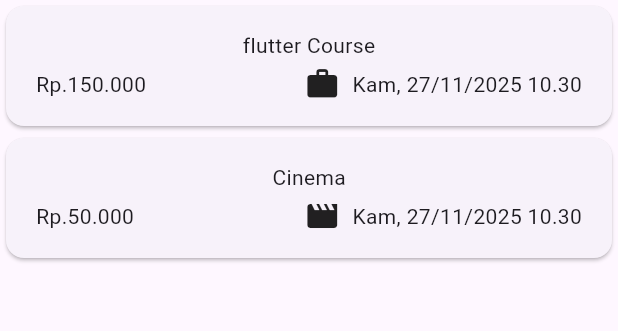
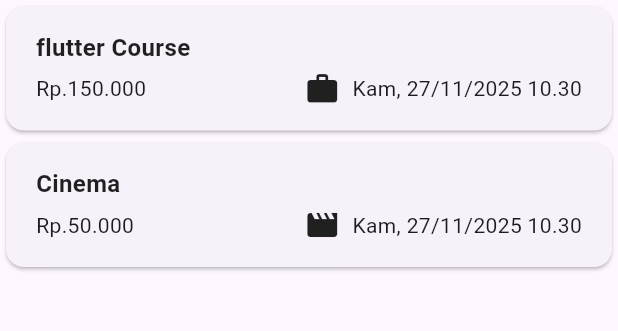
Before and after one commit to themasfebrianto/expense_tracker, a Flutter app: the screen it shows after launch, on a phone screen of 412 x 824 dp, the part 114-445 px from its top. Run offline on Flutter 3.47's test engine with Material 3 defaults, Android fonts, the phone set to English and light mode, and no system bars.

```diff
--- a/lib/Presentation/widgets/expense_item.dart
+++ b/lib/Presentation/widgets/expense_item.dart
@@ -15,7 +15,18 @@ class ExpenseItem extends StatelessWidget {
         padding: const EdgeInsets.symmetric(horizontal: 20, vertical: 16),
         child: Column(
           children: [
-            Text(expenseModel.title),
+            Row(
+              children: [
+                Text(
+                  expenseModel.title,
+                  style: TextStyle(
+                    fontWeight: FontWeight.w700,
+                    fontSize: 16,
+                    color: Colors.black87,
+                  ),
+                ),
+              ],
+            ),
             const SizedBox(height: 4),
             Row(
               children: [
```
Also changed, not shown: lib/Presentation/pages/expense_page.dart (+7 -1 lines), lib/Presentation/widgets/new_expense.dart (+45 -12 lines).
